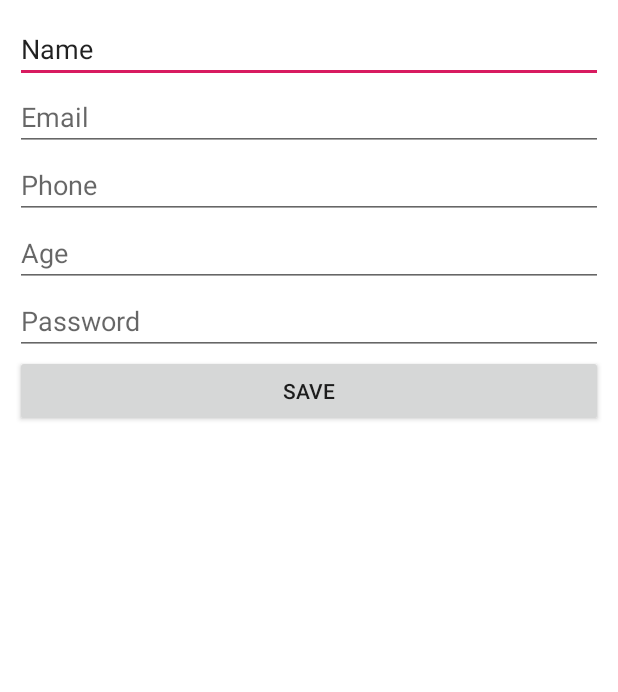
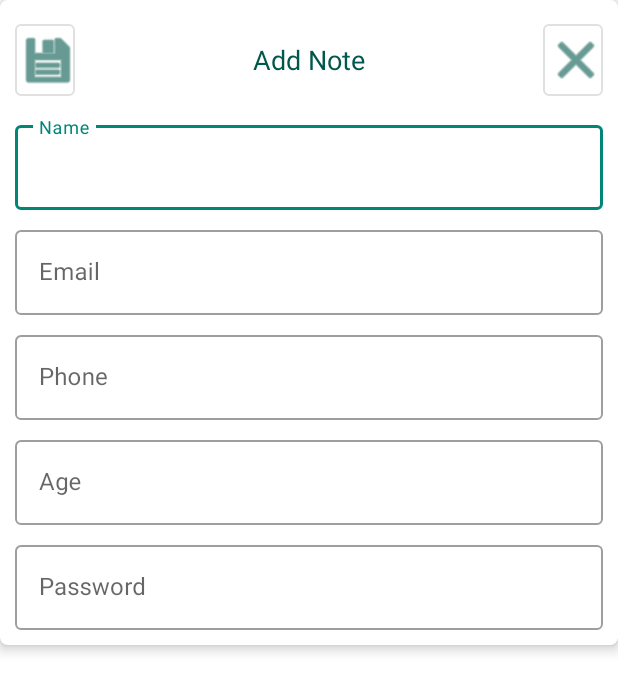
Before and after one commit to shailuhari04/MyNotes, an Android app: the layout dialog_layout.xml on its own in the app's theme, with its tools: preview values and no code run, on a phone screen of 412 x 824 dp. Shown: the top 692 px of the screen. Run offline under Robolectric (Android 15) with nearby library versions, the phone set to English and light mode, and no system bars.

Commit message:
1. Create Dialog with Helper Functions.

```diff
--- a/app/src/main/res/layout/dialog_layout.xml
+++ b/app/src/main/res/layout/dialog_layout.xml
@@ -1,54 +1,144 @@
 <?xml version="1.0" encoding="utf-8"?>
-<LinearLayout xmlns:android="http://schemas.android.com/apk/res/android"
-    xmlns:tools="http://schemas.android.com/tools"
+<com.google.android.material.card.MaterialCardView xmlns:android="http://schemas.android.com/apk/res/android"
+    xmlns:app="http://schemas.android.com/apk/res-auto"
+    android:layout_width="match_parent"
+    android:layout_height="wrap_content"
+    app:cardBackgroundColor="@android:color/white"
+    app:cardCornerRadius="5dp"
+    app:cardElevation="5dp">
+
+    <LinearLayout
         android:layout_width="match_parent"
         android:layout_height="wrap_content"
         android:orientation="vertical"
         android:padding="10dp">
 
-    <androidx.appcompat.widget.AppCompatEditText
+        <RelativeLayout
+            android:layout_width="match_parent"
+            android:layout_height="wrap_content"
+            android:orientation="horizontal">
+
+            <com.google.android.material.button.MaterialButton
+                android:id="@+id/btnSubmit"
+                style="@style/Widget.MaterialComponents.Button.OutlinedButton"
+                android:layout_width="40dp"
+                android:layout_height="wrap_content"
+                android:layout_alignParentStart="true"
+                android:layout_gravity="end"
+                android:backgroundTint="@android:color/white"
+                android:gravity="center"
+                android:textColor="@color/colorPrimaryDark"
+                app:icon="@android:drawable/ic_menu_save"
+                app:iconGravity="textEnd"
+                app:iconSize="40dp"
+                app:iconTint="@color/colorPrimaryDark" />
+
+            <com.google.android.material.textview.MaterialTextView
+                android:id="@+id/tvTitle"
+                android:layout_width="match_parent"
+                android:layout_height="wrap_content"
+                android:layout_centerInParent="true"
+                android:layout_gravity="start"
+                android:layout_toStartOf="@+id/btnClose"
+                android:layout_toEndOf="@+id/btnSubmit"
+                android:gravity="center"
+                android:text="Add Note"
+                android:textColor="@color/colorPrimaryDark"
+                android:textSize="18sp" />
+
+            <com.google.android.material.button.MaterialButton
+                android:id="@+id/btnClose"
+                style="@style/Widget.MaterialComponents.Button.OutlinedButton"
+                android:layout_width="40dp"
+                android:layout_height="wrap_content"
+                android:layout_alignParentEnd="true"
+                android:layout_gravity="end"
+                android:backgroundTint="@android:color/white"
+                android:gravity="center"
+                android:textColor="@color/colorPrimaryDark"
+                app:icon="@android:drawable/ic_menu_close_clear_cancel"
+                app:iconGravity="textEnd"
+                app:iconSize="40dp"
+                app:iconTint="@color/colorPrimaryDark" />
+        </RelativeLayout>
+
+        <com.google.android.material.textfield.TextInputLayout
+            style="@style/Widget.MaterialComponents.TextInputLayout.OutlinedBox"
+            android:layout_width="match_parent"
+            android:layout_height="wrap_content"
+            android:layout_marginTop="8dp"
+            android:hint="Name">
+
+            <com.google.android.material.textfield.TextInputEditText
                 android:id="@+id/etName"
                 android:layout_width="match_parent"
                 android:layout_height="wrap_content"
                 android:ems="10"
-        android:inputType="textPersonName"
-        android:text="Name" />
+                android:inputType="textPersonName" />
 
-    <androidx.appcompat.widget.AppCompatEditText
+        </com.google.android.material.textfield.TextInputLayout>
+
+
+        <com.google.android.material.textfield.TextInputLayout
+            style="@style/Widget.MaterialComponents.TextInputLayout.OutlinedBox"
+            android:layout_width="match_parent"
+            android:layout_height="wrap_content"
+            android:layout_marginTop="8dp"
+            android:hint="Email">
+
+            <com.google.android.material.textfield.TextInputEditText
                 android:id="@+id/etEmail"
                 android:layout_width="match_parent"
                 android:layout_height="wrap_content"
                 android:ems="10"
-        android:hint="Email"
                 android:inputType="textEmailAddress" />
+        </com.google.android.material.textfield.TextInputLayout>
 
-    <androidx.appcompat.widget.AppCompatEditText
+        <com.google.android.material.textfield.TextInputLayout
+            style="@style/Widget.MaterialComponents.TextInputLayout.OutlinedBox"
+            android:layout_width="match_parent"
+            android:layout_height="wrap_content"
+            android:layout_marginTop="8dp"
+            android:hint="Phone">
+
+            <com.google.android.material.textfield.TextInputEditText
                 android:id="@+id/etPhone"
                 android:layout_width="match_parent"
                 android:layout_height="wrap_content"
                 android:ems="10"
-        android:hint="Phone"
                 android:inputType="phone" />
+        </com.google.android.material.textfield.TextInputLayout>
 
-    <androidx.appcompat.widget.AppCompatEditText
+
+        <com.google.android.material.textfield.TextInputLayout
+            style="@style/Widget.MaterialComponents.TextInputLayout.OutlinedBox"
+            android:layout_width="match_parent"
+            android:layout_height="wrap_content"
+            android:layout_marginTop="8dp"
+            android:hint="Age">
+
+            <com.google.android.material.textfield.TextInputEditText
                 android:id="@+id/etAge"
                 android:layout_width="match_parent"
                 android:layout_height="wrap_content"
                 android:ems="10"
-        android:hint="Age"
                 android:inputType="number" />
+        </com.google.android.material.textfield.TextInputLayout>
 
-    <androidx.appcompat.widget.AppCompatEditText
+
+        <com.google.android.material.textfield.TextInputLayout
+            style="@style/Widget.MaterialComponents.TextInputLayout.OutlinedBox"
+            android:layout_width="match_parent"
+            android:layout_height="wrap_content"
+            android:layout_marginTop="8dp"
+            android:hint="Password">
+
+            <com.google.android.material.textfield.TextInputEditText
                 android:id="@+id/etPassword"
                 android:layout_width="match_parent"
                 android:layout_height="wrap_content"
                 android:ems="10"
-        android:hint="Password"
                 android:inputType="numberPassword" />
-
-    <androidx.appcompat.widget.AppCompatButton
-        android:layout_width="match_parent"
-        android:layout_height="wrap_content"
-        android:text="Save" />
-
+        </com.google.android.material.textfield.TextInputLayout>
     </LinearLayout>
+</com.google.android.material.card.MaterialCardView>
```
Also changed, not shown: app/src/main/java/com/sdrss/mynotes/network/NetworkHelper.kt (added, +70 -0 lines), app/src/main/java/com/sdrss/mynotes/ui/NotesDialogHelper.kt (added, +79 -0 lines), app/src/main/java/com/sdrss/mynotes/utils/BaseDialogHelper.kt (added, +38 -0 lines), app/src/main/java/com/sdrss/mynotes/utils/Extensions.kt (added, +84 -0 lines). Lines whose indentation alone changed are shown as unchanged.
